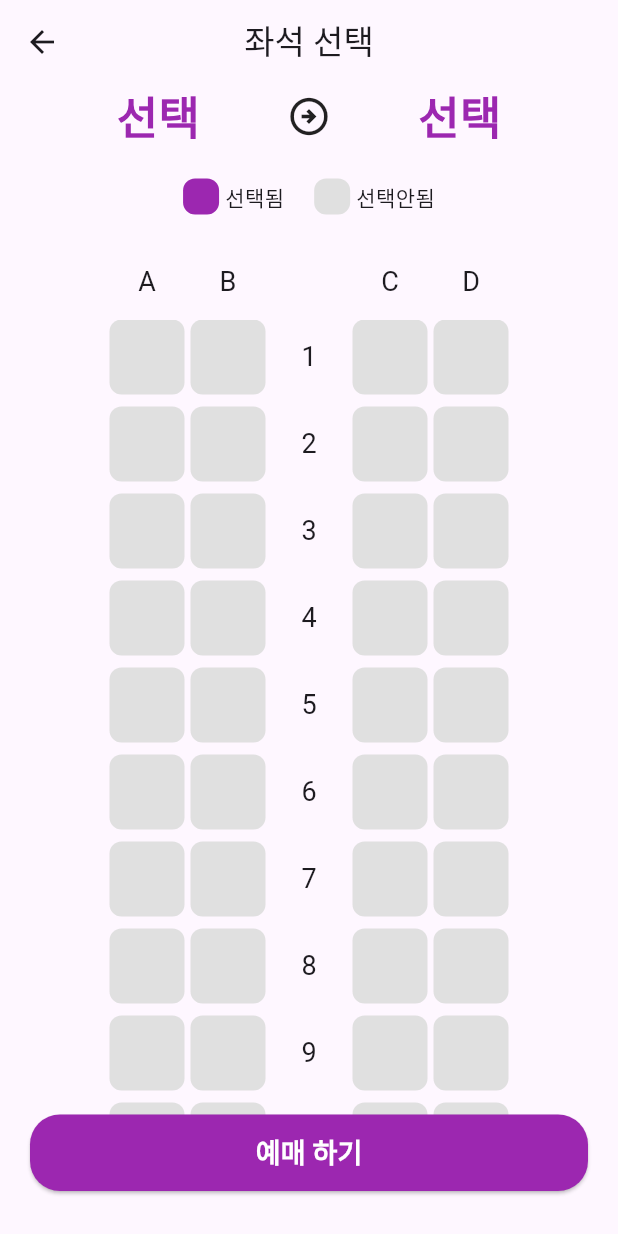
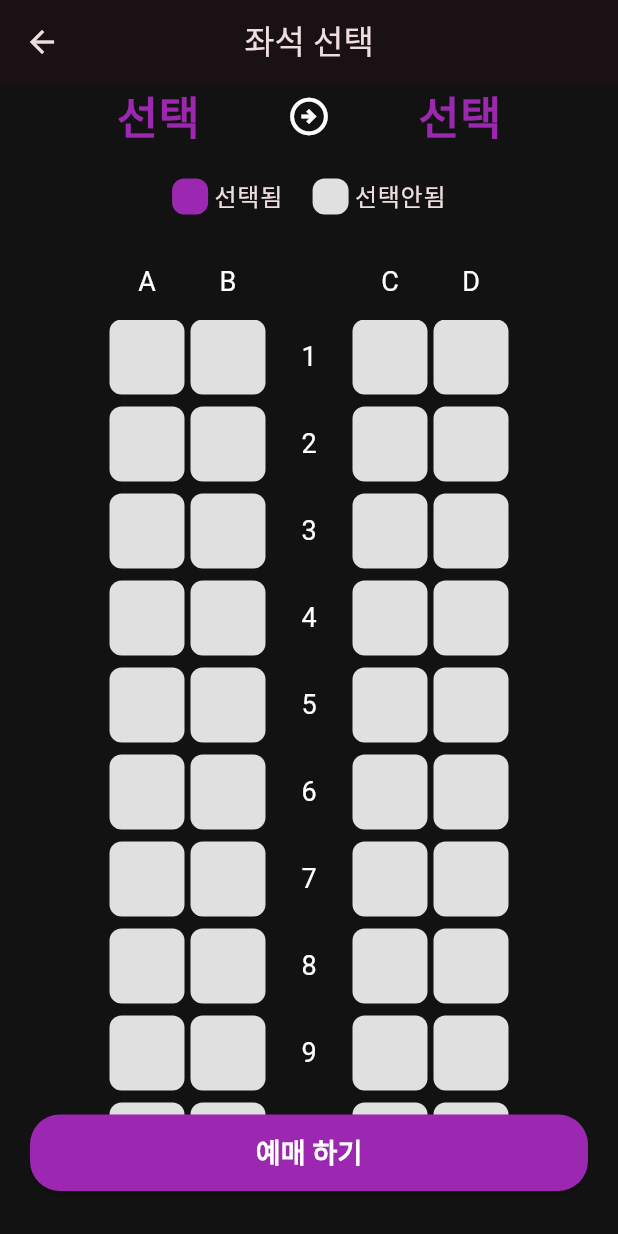
Before and after one commit to Hamiric/Train_Reservation_Service_PersonalProject, a Flutter app: the SeatPage screen opened by its route, on a phone screen of 412 x 824 dp. Run offline on Flutter 3.47's test engine with Material 3 defaults, Android fonts, the phone set to English and light mode, and no system bars; our stand-ins replace get.

Commit message:
Feat : "도전2 다크모드 구현"
도전기능 2 다크모드 구현

```diff
--- a/lib/home_page/home_page.dart
+++ b/lib/home_page/home_page.dart
@@ -12,7 +12,7 @@ class HomePage extends StatelessWidget {
         centerTitle: true,
         title: Text('기차 예매'),
       ),
-      backgroundColor: Colors.grey[200],
+      backgroundColor: Theme.of(context).colorScheme.brightness == Brightness.light ? Colors.grey[200] : Color(0xff121212),
       body: Padding(
         padding: const EdgeInsets.symmetric(horizontal: 20),
         child: Column(
--- a/lib/home_page/station_box.dart
+++ b/lib/home_page/station_box.dart
@@ -13,25 +13,26 @@ class StationBox extends StatelessWidget {
     return Container(
       height: 200,
       decoration: BoxDecoration(
-        color: Colors.white,
+        color: Theme.of(context).colorScheme.secondary,
         borderRadius: BorderRadius.circular(20),
       ),
       child: Row(
         children: [
-          station(START_STATION),
+          station(START_STATION, context),
           SizedBox(
             height: 50,
             child: VerticalDivider(
               thickness: 2,
+              color: Theme.of(context).dividerColor,
             ),
           ),
-          station(END_STATION),
+          station(END_STATION, context),
         ],
       ),
     );
   }
 
-  Widget station(bool stationType){
+  Widget station(bool stationType, BuildContext context){
     return Expanded(
       child: GestureDetector(
         onTap: () {
@@ -53,9 +54,7 @@ class StationBox extends StatelessWidget {
               builder: (controller) {
                 return Text(
                   stationType ? controller.startStation : controller.endStation,
-                  style: TextStyle(
-                    fontSize: 40,
-                  ),
+                  style: Theme.of(context).textTheme.bodyMedium,
                 );
               }
             )
--- a/lib/main.dart
+++ b/lib/main.dart
@@ -20,8 +20,9 @@ class MyApp extends StatelessWidget {
     return GetMaterialApp(
       title: 'Train Reservation Service App',
       debugShowCheckedModeBanner: false,
-      themeMode: ThemeMode.light,
+      themeMode: ThemeMode.dark,
       theme: lightTheme,
+      darkTheme: darkTheme,
       getPages: [
         GetPage(name: '/HomePage', page: () => HomePage()),
         GetPage(name: '/StationListPage', page: () => StationListPage()),
--- a/lib/seat_page/seat_label.dart
+++ b/lib/seat_page/seat_label.dart
@@ -19,9 +19,16 @@ class SeatLabel extends StatelessWidget {
               borderRadius: BorderRadius.circular(8),
             ),
           ),
-          SizedBox(width: 4,),
-          Text('선택됨'),
-          SizedBox(width: 20,),
+          SizedBox(
+            width: 4,
+          ),
+          Text(
+            '선택됨',
+            style: Theme.of(context).textTheme.labelSmall,
+          ),
+          SizedBox(
+            width: 20,
+          ),
           Container(
             width: 24,
             height: 24,
@@ -30,8 +37,13 @@ class SeatLabel extends StatelessWidget {
               borderRadius: BorderRadius.circular(8),
             ),
           ),
-          SizedBox(width: 4,),
-          Text('선택안됨'),
+          SizedBox(
+            width: 4,
+          ),
+          Text(
+            '선택안됨',
+            style: Theme.of(context).textTheme.labelSmall,
+          ),
           Spacer(),
         ],
       ),
--- a/lib/theme.dart
+++ b/lib/theme.dart
@@ -4,7 +4,16 @@ final lightTheme = ThemeData(
   useMaterial3: true,
   colorScheme: ColorScheme.fromSeed(
     seedColor: Colors.deepPurple,
+    secondary: Colors.white,
     brightness: Brightness.light,
+  ),
+  textTheme: TextTheme(
+    labelSmall: TextStyle(
+      fontSize: 16,
+    ),
+    bodyMedium: TextStyle(
+      fontSize: 40,
+    )
   ),
   dividerColor: Colors.grey[400],
   elevatedButtonTheme: ElevatedButtonThemeData(
@@ -15,3 +24,30 @@ final lightTheme = ThemeData(
     )
   )
 );
+
+final darkTheme = ThemeData(
+  scaffoldBackgroundColor: Color(0xff121212),
+  useMaterial3: true,
+  colorScheme: ColorScheme.fromSeed(
+    seedColor: Colors.pinkAccent,
+    secondary: Colors.grey[800],
+    brightness: Brightness.dark,
+  ),
+  textTheme: TextTheme(
+    labelSmall: TextStyle(
+      fontSize: 16,
+    ),
+    bodyMedium: TextStyle(
+      fontSize: 40,
+      color: Colors.white,
+    )
+  ),
+  dividerColor: Colors.white,
+  elevatedButtonTheme: ElevatedButtonThemeData(
+    style: ButtonStyle(
+      shape: WidgetStatePropertyAll(RoundedRectangleBorder(borderRadius: BorderRadius.circular(20))),
+      backgroundColor: WidgetStatePropertyAll(Colors.purple),
+      foregroundColor: WidgetStatePropertyAll(Colors.white),
+    )
+  )
+);
```
Lines whose indentation alone changed are shown as unchanged.
